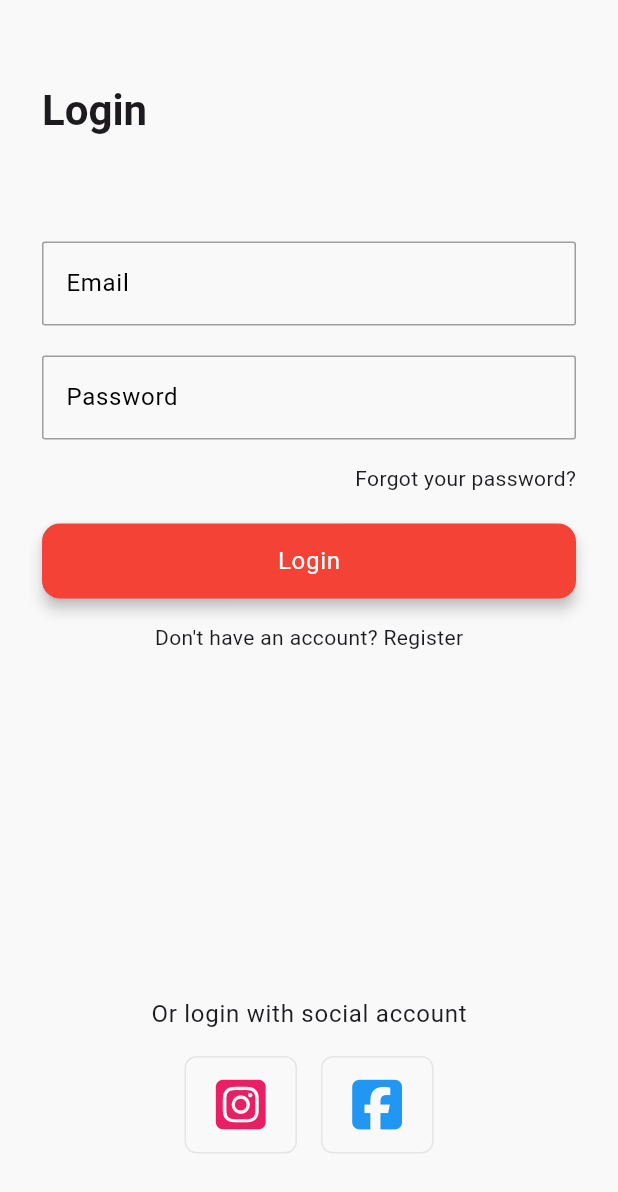
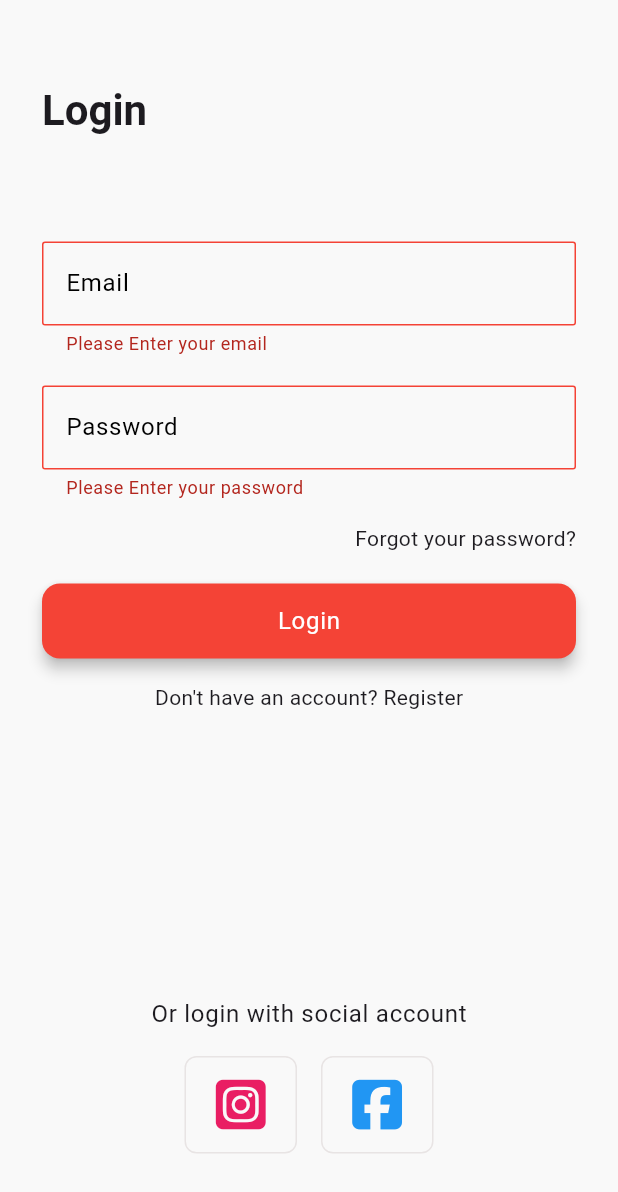
Before and after one commit to AyaNady17/E-Commerce, a Flutter app: the screen it shows after launch, after a tap on "Login", on a phone screen of 412 x 824 dp. Shown: the top 1192 px of the screen. Run offline on Flutter 3.47's test engine with Material 3 defaults, Android fonts, the phone set to English and light mode, and no system bars; our stand-ins replace font_awesome_flutter.

```diff
--- a/lib/Views/screens/auth_page.dart
+++ b/lib/Views/screens/auth_page.dart
@@ -71,7 +71,11 @@ class _AuthPageState extends State<AuthPage> {
                 ),
                 MainButton(
                   title: _authType == AuthType.login ? 'Login' : 'Sign Up',
-                  onTap: () {},
+                  onTap: () {
+                    if (_formKey.currentState!.validate()) {
+                      debugPrint('Authenticated!');
+                    }
+                  },
                 ),
                 const SizedBox(
                   height: 16,
@@ -83,6 +87,7 @@ class _AuthPageState extends State<AuthPage> {
                         ? "Don't have an account? Register"
                         : "Already have account? Login"),
                     onTap: () {
+                      _formKey.currentState!.reset();
                       setState(() {
                         if (_authType == AuthType.login) {
                           _authType = AuthType.register;
--- a/lib/main.dart
+++ b/lib/main.dart
@@ -32,6 +32,16 @@ ThemeData appTheme() {
           Radius.circular(2),
         ),
       ),
+      errorBorder: OutlineInputBorder(
+          borderSide: BorderSide(color: Colors.red),
+          borderRadius: BorderRadius.all(
+            Radius.circular(2),
+          )),
+      focusedErrorBorder: OutlineInputBorder(
+          borderSide: BorderSide(color: Colors.red),
+          borderRadius: BorderRadius.all(
+            Radius.circular(2),
+          )),
       focusedBorder: OutlineInputBorder(
         borderRadius: BorderRadius.all(
           Radius.circular(2),
```
